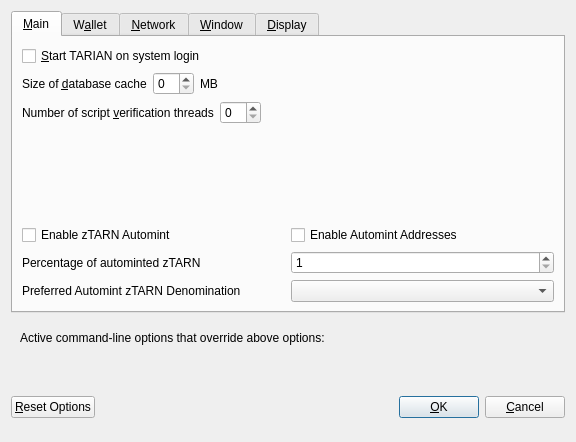
Above: src/qt/forms/optionsdialog.ui from Tarian-Foundation/Tarian before the change. Below: the same form after it.
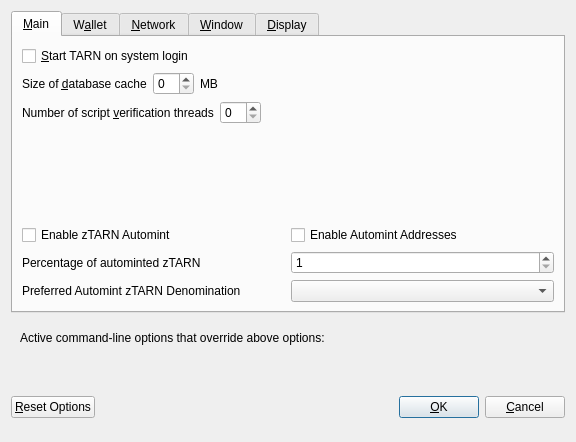
That is the form after the change. Custom widgets are drawn as their Qt base class.

Diff of the .ui file:
```diff
--- a/src/qt/forms/optionsdialog.ui
+++ b/src/qt/forms/optionsdialog.ui
@@ -33,7 +33,7 @@
           <string>Automatically start TARIAN after logging in to the system.</string>
          </property>
          <property name="text">
-          <string>&amp;Start TARIAN on system login</string>
+          <string>&amp;Start TARN on system login</string>
          </property>
         </widget>
        </item>
```
Left out of the diff: 10 changed lines with no effect on the pictures.
